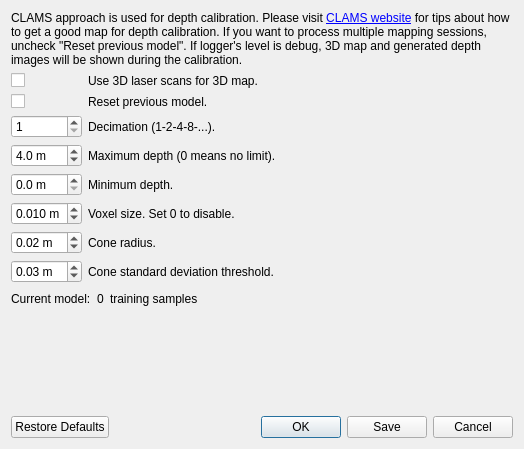
This is guilib/src/ui/depthCalibrationDialog.ui in introlab/rtabmap as Qt 5 draws it before an edit. The edited form follows.
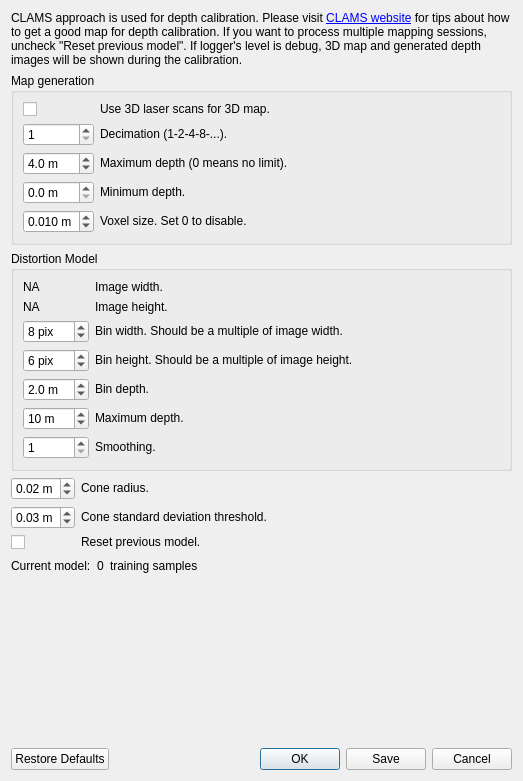
This is the edited form.

Commit message: DepthCalibrationDialog: added distortion model parameters

What changed in the file:
```diff
--- a/guilib/src/ui/depthCalibrationDialog.ui
+++ b/guilib/src/ui/depthCalibrationDialog.ui
@@ -6,8 +6,8 @@
    <rect>
     <x>0</x>
     <y>0</y>
-    <width>524</width>
-    <height>449</height>
+    <width>523</width>
+    <height>781</height>
    </rect>
   </property>
   <property name="windowTitle">
@@ -27,57 +27,375 @@
      </property>
     </widget>
    </item>
+   <item>
+    <widget class="QGroupBox" name="groupBox_2">
+     <property name="title">
+      <string>Map generation</string>
+     </property>
+     <layout class="QGridLayout" name="gridLayout_3" columnstretch="0,1">
+      <item row="0" column="0">
+       <widget class="QCheckBox" name="checkBox_laserScan">
+        <property name="text">
+         <string/>
+        </property>
+       </widget>
+      </item>
+      <item row="0" column="1">
+       <widget class="QLabel" name="label_110">
+        <property name="text">
+         <string>Use 3D laser scans for 3D map.</string>
+        </property>
+        <property name="wordWrap">
+         <bool>true</bool>
+        </property>
+        <property name="textInteractionFlags">
+         <set>Qt::LinksAccessibleByMouse|Qt::TextSelectableByMouse</set>
+        </property>
+       </widget>
+      </item>
+      <item row="1" column="0">
+       <widget class="QSpinBox" name="spinBox_decimation">
+        <property name="minimum">
+         <number>1</number>
+        </property>
+        <property name="maximum">
+         <number>32</number>
+        </property>
+        <property name="value">
+         <number>1</number>
+        </property>
+       </widget>
+      </item>
+      <item row="1" column="1">
+       <widget class="QLabel" name="label_108">
+        <property name="text">
+         <string>Decimation (1-2-4-8-...).</string>
+        </property>
+        <property name="wordWrap">
+         <bool>true</bool>
+        </property>
+        <property name="textInteractionFlags">
+         <set>Qt::LinksAccessibleByMouse|Qt::TextSelectableByMouse</set>
+        </property>
+       </widget>
+      </item>
+      <item row="2" column="0">
+       <widget class="QDoubleSpinBox" name="doubleSpinBox_maxDepth">
+        <property name="suffix">
+         <string> m</string>
+        </property>
+        <property name="decimals">
+         <number>1</number>
+        </property>
+        <property name="maximum">
+         <double>100.000000000000000</double>
+        </property>
+        <property name="singleStep">
+         <double>0.100000000000000</double>
+        </property>
+        <property name="value">
+         <double>4.000000000000000</double>
+        </property>
+       </widget>
+      </item>
+      <item row="2" column="1">
+       <widget class="QLabel" name="label_132">
+        <property name="text">
+         <string>Maximum depth (0 means no limit).</string>
+        </property>
+        <property name="wordWrap">
+         <bool>true</bool>
+        </property>
+        <property name="textInteractionFlags">
+         <set>Qt::LinksAccessibleByMouse|Qt::TextSelectableByMouse</set>
+        </property>
+       </widget>
+      </item>
+      <item row="3" column="0">
+       <widget class="QDoubleSpinBox" name="doubleSpinBox_minDepth">
+        <property name="suffix">
+         <string> m</string>
+        </property>
+        <property name="decimals">
+         <number>1</number>
+        </property>
+        <property name="maximum">
+         <double>100.000000000000000</double>
+        </property>
+        <property name="singleStep">
+         <double>0.100000000000000</double>
+        </property>
+        <property name="value">
+         <double>0.000000000000000</double>
+        </property>
+       </widget>
+      </item>
+      <item row="3" column="1">
+       <widget class="QLabel" name="label_133">
+        <property name="text">
+         <string>Minimum depth.</string>
+        </property>
+        <property name="wordWrap">
+         <bool>true</bool>
+        </property>
+        <property name="textInteractionFlags">
+         <set>Qt::LinksAccessibleByMouse|Qt::TextSelectableByMouse</set>
+        </property>
+       </widget>
+      </item>
+      <item row="4" column="0">
+       <widget class="QDoubleSpinBox" name="doubleSpinBox_voxelSize">
+        <property name="suffix">
+         <string> m</string>
+        </property>
+        <property name="decimals">
+         <number>3</number>
+        </property>
+        <property name="maximum">
+         <double>1.000000000000000</double>
+        </property>
+        <property name="singleStep">
+         <double>0.010000000000000</double>
+        </property>
+        <property name="value">
+         <double>0.010000000000000</double>
+        </property>
+       </widget>
+      </item>
+      <item row="4" column="1">
+       <widget class="QLabel" name="label_voxel">
+        <property name="text">
+         <string>Voxel size. Set 0 to disable.</string>
+        </property>
+        <property name="wordWrap">
+         <bool>true</bool>
+        </property>
+        <property name="textInteractionFlags">
+         <set>Qt::LinksAccessibleByMouse|Qt::TextSelectableByMouse</set>
+        </property>
+       </widget>
+      </item>
+     </layout>
+    </widget>
+   </item>
+   <item>
+    <widget class="QGroupBox" name="groupBox">
+     <property name="title">
+      <string>Distortion Model</string>
+     </property>
+     <layout class="QGridLayout" name="gridLayout_2" columnstretch="0,1">
+      <item row="2" column="0">
+       <widget class="QSpinBox" name="spinBox_bin_width">
+        <property name="suffix">
+         <string> pix</string>
+        </property>
+        <property name="minimum">
+         <number>1</number>
+        </property>
+        <property name="maximum">
+         <number>999</number>
+        </property>
+        <property name="value">
+         <number>8</number>
+        </property>
+       </widget>
+      </item>
+      <item row="6" column="0">
+       <widget class="QSpinBox" name="spinBox_smoothing">
+        <property name="minimum">
+         <number>1</number>
+        </property>
+        <property name="maximum">
+         <number>32</number>
+        </property>
+        <property name="value">
+         <number>1</number>
+        </property>
+       </widget>
+      </item>
+      <item row="2" column="1">
+       <widget class="QLabel" name="label_113">
+        <property name="text">
+         <string>Bin width. Should be a multiple of image width.</string>
+        </property>
+        <property name="wordWrap">
+         <bool>true</bool>
+        </property>
+        <property name="textInteractionFlags">
+         <set>Qt::LinksAccessibleByMouse|Qt::TextSelectableByMouse</set>
+        </property>
+       </widget>
+      </item>
+      <item row="4" column="1">
+       <widget class="QLabel" name="label_117">
+        <property name="text">
+         <string>Bin depth.</string>
+        </property>
+        <property name="wordWrap">
+         <bool>true</bool>
+        </property>
+        <property name="textInteractionFlags">
+         <set>Qt::LinksAccessibleByMouse|Qt::TextSelectableByMouse</set>
+        </property>
+       </widget>
+      </item>
+      <item row="1" column="1">
+       <widget class="QLabel" name="label_120">
+        <property name="text">
+         <string>Image height.</string>
+        </property>
+        <property name="wordWrap">
+         <bool>true</bool>
+        </property>
+        <property name="textInteractionFlags">
+         <set>Qt::LinksAccessibleByMouse|Qt::TextSelectableByMouse</set>
+        </property>
+       </widget>
+      </item>
+      <item row="3" column="1">
+       <widget class="QLabel" name="label_116">
+        <property name="text">
+         <string>Bin height. Should be a multiple of image height.</string>
+        </property>
+        <property name="wordWrap">
+         <bool>true</bool>
+        </property>
+        <property name="textInteractionFlags">
+         <set>Qt::LinksAccessibleByMouse|Qt::TextSelectableByMouse</set>
+        </property>
+       </widget>
+      </item>
+      <item row="3" column="0">
+       <widget class="QSpinBox" name="spinBox_bin_height">
+        <property name="suffix">
+         <string> pix</string>
+        </property>
+        <property name="minimum">
+         <number>1</number>
+        </property>
+        <property name="maximum">
+         <number>999</number>
+        </property>
+        <property name="value">
+         <number>6</number>
+        </property>
+       </widget>
+      </item>
+      <item row="5" column="1">
+       <widget class="QLabel" name="label_118">
+        <property name="text">
+         <string>Maximum depth.</string>
+        </property>
+        <property name="wordWrap">
+         <bool>true</bool>
+        </property>
+        <property name="textInteractionFlags">
+         <set>Qt::LinksAccessibleByMouse|Qt::TextSelectableByMouse</set>
+        </property>
+       </widget>
+      </item>
+      <item row="6" column="1">
+       <widget class="QLabel" name="label_115">
+        <property name="text">
+         <string>Smoothing.</string>
+        </property>
+        <property name="wordWrap">
+         <bool>true</bool>
+        </property>
+        <property name="textInteractionFlags">
+         <set>Qt::LinksAccessibleByMouse|Qt::TextSelectableByMouse</set>
+        </property>
+       </widget>
+      </item>
+      <item row="0" column="1">
+       <widget class="QLabel" name="label_119">
+        <property name="text">
+         <string>Image width.</string>
+        </property>
+        <property name="wordWrap">
+         <bool>true</bool>
+        </property>
+        <property name="textInteractionFlags">
+         <set>Qt::LinksAccessibleByMouse|Qt::TextSelectableByMouse</set>
+        </property>
+       </widget>
+      </item>
+      <item row="0" column="0">
+       <widget class="QLabel" name="label_width">
+        <property name="text">
+         <string>NA</string>
+        </property>
+        <property name="wordWrap">
+         <bool>true</bool>
+        </property>
+        <property name="textInteractionFlags">
+         <set>Qt::LinksAccessibleByMouse|Qt::TextSelectableByMouse</set>
+        </property>
+       </widget>
+      </item>
+      <item row="1" column="0">
+       <widget class="QLabel" name="label_height">
+        <property name="text">
+         <string>NA</string>
+        </property>
+        <property name="wordWrap">
+         <bool>true</bool>
+        </property>
+        <property name="textInteractionFlags">
+         <set>Qt::LinksAccessibleByMouse|Qt::TextSelectableByMouse</set>
+        </property>
+       </widget>
+      </item>
+      <item row="4" column="0">
+       <widget class="QDoubleSpinBox" name="doubleSpinBox_bin_depth">
+        <property name="suffix">
+         <string> m</string>
+        </property>
+        <property name="decimals">
+         <number>1</number>
+        </property>
+        <property name="minimum">
+         <double>0.100000000000000</double>
+        </property>
+        <property name="maximum">
+         <double>10.000000000000000</double>
+        </property>
+        <property name="singleStep">
+         <double>1.000000000000000</double>
+        </property>
+        <property name="value">
+         <double>2.000000000000000</double>
+        </property>
+       </widget>
+      </item>
+      <item row="5" column="0">
+       <widget class="QDoubleSpinBox" name="doubleSpinBox_maxDepthModel">
+        <property name="suffix">
+         <string> m</string>
+        </property>
+        <property name="decimals">
+         <number>0</number>
+        </property>
+        <property name="minimum">
+         <double>1.000000000000000</double>
+        </property>
+        <property name="maximum">
+         <double>100.000000000000000</double>
+        </property>
+        <property name="singleStep">
+         <double>1.000000000000000</double>
+        </property>
+        <property name="value">
+         <double>10.000000000000000</double>
+        </property>
+       </widget>
+      </item>
+     </layout>
+    </widget>
+   </item>
    <item>
     <layout class="QGridLayout" name="gridLayout" columnstretch="0,1">
-     <item row="5" column="0">
-      <widget class="QDoubleSpinBox" name="doubleSpinBox_minDepth">
-       <property name="suffix">
-        <string> m</string>
-       </property>
-       <property name="decimals">
-        <number>1</number>
-       </property>
-       <property name="maximum">
-        <double>100.000000000000000</double>
-       </property>
-       <property name="singleStep">
-        <double>0.100000000000000</double>
-       </property>
-       <property name="value">
-        <double>0.000000000000000</double>
-       </property>
-      </widget>
-     </item>
-     <item row="6" column="1">
-      <widget class="QLabel" name="label_voxel">
-       <property name="text">
-        <string>Voxel size. Set 0 to disable.</string>
-       </property>
-       <property name="wordWrap">
-        <bool>true</bool>
-       </property>
-      </widget>
-     </item>
-     <item row="6" column="0">
-      <widget class="QDoubleSpinBox" name="doubleSpinBox_voxelSize">
-       <property name="suffix">
-        <string> m</string>
-       </property>
-       <property name="decimals">
-        <number>3</number>
-       </property>
-       <property name="maximum">
-        <double>1.000000000000000</double>
-       </property>
-       <property name="singleStep">
-        <double>0.010000000000000</double>
-       </property>
-       <property name="value">
-        <double>0.010000000000000</double>
-       </property>
-      </widget>
-     </item>
-     <item row="7" column="0">
+     <item row="2" column="0">
       <widget class="QDoubleSpinBox" name="doubleSpinBox_coneRadius">
        <property name="suffix">
         <string> m</string>
@@ -99,53 +417,29 @@
        </property>
       </widget>
      </item>
-     <item row="0" column="0">
-      <widget class="QCheckBox" name="checkBox_laserScan">
-       <property name="text">
-        <string/>
-       </property>
-      </widget>
-     </item>
-     <item row="4" column="1">
-      <widget class="QLabel" name="label_132">
-       <property name="text">
-        <string>Maximum depth (0 means no limit).</string>
-       </property>
-       <property name="wordWrap">
-        <bool>true</bool>
-       </property>
-      </widget>
-     </item>
-     <item row="4" column="0">
-      <widget class="QDoubleSpinBox" name="doubleSpinBox_maxDepth">
+     <item row="3" column="0">
+      <widget class="QDoubleSpinBox" name="doubleSpinBox_coneStdDevThresh">
        <property name="suffix">
         <string> m</string>
        </property>
        <property name="decimals">
-        <number>1</number>
+        <number>2</number>
+       </property>
+       <property name="minimum">
+        <double>0.010000000000000</double>
        </property>
        <property name="maximum">
-        <double>100.000000000000000</double>
+        <double>1.000000000000000</double>
        </property>
        <property name="singleStep">
-        <double>0.100000000000000</double>
+        <double>0.010000000000000</double>
        </property>
        <property name="value">
-        <double>4.000000000000000</double>
+        <double>0.030000000000000</double>
        </property>
       </widget>
      </item>
-     <item row="5" column="1">
-      <widget class="QLabel" name="label_133">
-       <property name="text">
-        <string>Minimum depth.</string>
-       </property>
-       <property name="wordWrap">
-        <bool>true</bool>
-       </property>
-      </widget>
-     </item>
-     <item row="7" column="1">
+     <item row="2" column="1">
       <widget class="QLabel" name="label_voxel_2">
        <property name="text">
         <string>Cone radius.</string>
@@ -153,9 +447,12 @@
        <property name="wordWrap">
         <bool>true</bool>
        </property>
+       <property name="textInteractionFlags">
+        <set>Qt::LinksAccessibleByMouse|Qt::TextSelectableByMouse</set>
+       </property>
       </widget>
      </item>
-     <item row="8" column="1">
+     <item row="3" column="1">
       <widget class="QLabel" name="label_voxel_3">
        <property name="text">
         <string>Cone standard deviation threshold.</string>
@@ -163,48 +460,12 @@
        <property name="wordWrap">
         <bool>true</bool>
        </property>
-      </widget>
-     </item>
-     <item row="8" column="0">
-      <widget class="QDoubleSpinBox" name="doubleSpinBox_coneStdDevThresh">
-       <property name="suffix">
-        <string> m</string>
+       <property name="textInteractionFlags">
+        <set>Qt::LinksAccessibleByMouse|Qt::TextSelectableByMouse</set>
        </property>
-       <property name="decimals">
-        <number>2</number>
-       </property>
-       <property name="minimum">
-        <double>0.010000000000000</double>
-       </property>
-       <property name="maximum">
-        <double>1.000000000000000</double>
-       </property>
-       <property name="singleStep">
-        <double>0.010000000000000</double>
-       </property>
-       <property name="value">
-        <double>0.030000000000000</double>
-       </property>
       </widget>
      </item>
-     <item row="1" column="0">
-      <widget class="QCheckBox" name="checkBox_resetModel">
-       <property name="text">
-        <string/>
-       </property>
-      </widget>
-     </item>
-     <item row="0" column="1">
-      <widget class="QLabel" name="label_110">
-       <property name="text">
-        <string>Use 3D laser scans for 3D map.</string>
-       </property>
-       <property name="wordWrap">
-        <bool>true</bool>
-       </property>
-      </widget>
-     </item>
-     <item row="1" column="1">
+     <item row="4" column="1">
       <widget class="QLabel" name="label_109">
        <property name="text">
         <string>Reset previous model.</string>
@@ -212,28 +473,15 @@
        <property name="wordWrap">
         <bool>true</bool>
        </property>
+       <property name="textInteractionFlags">
+        <set>Qt::LinksAccessibleByMouse|Qt::TextSelectableByMouse</set>
+       </property>
       </widget>
      </item>
-     <item row="3" column="1">
-      <widget class="QLabel" name="label_108">
+     <item row="4" column="0">
+      <widget class="QCheckBox" name="checkBox_resetModel">
        <property name="text">
-        <string>Decimation (1-2-4-8-...).</string>
-       </property>
-       <property name="wordWrap">
-        <bool>true</bool>
-       </property>
-      </widget>
-     </item>
-     <item row="3" column="0">
-      <widget class="QSpinBox" name="spinBox_decimation">
-       <property name="minimum">
-        <number>1</number>
-       </property>
-       <property name="maximum">
-        <number>32</number>
-       </property>
-       <property name="value">
-        <number>1</number>
+        <string/>
        </property>
       </widget>
      </item>
@@ -249,6 +497,9 @@
        <property name="wordWrap">
         <bool>true</bool>
        </property>
+       <property name="textInteractionFlags">
+        <set>Qt::LinksAccessibleByMouse|Qt::TextSelectableByMouse</set>
+       </property>
       </widget>
      </item>
      <item>
@@ -259,6 +510,9 @@
        <property name="wordWrap">
         <bool>true</bool>
        </property>
+       <property name="textInteractionFlags">
+        <set>Qt::LinksAccessibleByMouse|Qt::TextSelectableByMouse</set>
+       </property>
       </widget>
      </item>
      <item>
@@ -269,6 +523,9 @@
        <property name="wordWrap">
         <bool>true</bool>
        </property>
+       <property name="textInteractionFlags">
+        <set>Qt::LinksAccessibleByMouse|Qt::TextSelectableByMouse</set>
+       </property>
       </widget>
      </item>
      <item>
```
The commit also changes 4 other files.
